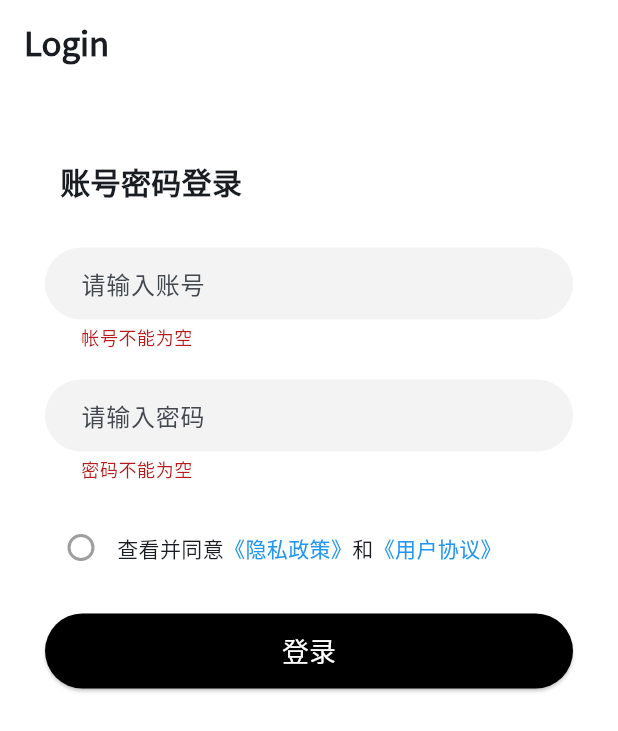
After one commit to Amadeus-Crs/Seronium, a Flutter app: the LoginScreen screen opened by its route, after a tap on "登录", on a phone screen of 412 x 824 dp. The commit adds this screen. Shown: the top 731 px of the screen. Run offline on Flutter 3.47's test engine with Material 3 defaults, Android fonts, the phone set to English and light mode, and no system bars; our stand-ins replace dio, flutter_riverpod, go_router, google_fonts.

Commit message:
loginpage

```diff
--- /dev/null
+++ b/lib/pages/Login/index.dart
@@ -0,0 +1,185 @@
+import 'package:flutter/material.dart';
+import 'package:flutter/gestures.dart';
+import 'package:go_router/go_router.dart';
+import 'package:seronium_flutter/utils/SQLInjectionPattern.dart';
+import 'package:seronium_flutter/utils/ToastUtils.dart';
+
+class LoginScreen extends StatefulWidget {
+  LoginScreen({Key? key}) : super(key: key);
+
+  @override
+  _LoginScreenState createState() => _LoginScreenState();
+}
+
+class _LoginScreenState extends State<LoginScreen> {
+  TextEditingController _accountController = TextEditingController();
+  TextEditingController _passwordController = TextEditingController();
+  Widget _buildAccountTextField() {
+    return TextFormField(
+      validator: (value){
+        if(value==null||value.isEmpty){
+          return "帐号不能为空";
+        }
+        if(!isSafeInput(value)){
+        return " 不要尝试SQL注入";
+        }
+        return null;
+
+      },
+
+      controller: _accountController,
+      decoration: InputDecoration(
+        contentPadding: EdgeInsets.only(left: 20),
+        hintText: "请输入账号",
+        fillColor: const Color.fromRGBO(243, 243, 243, 1),
+        filled: true,
+        border: OutlineInputBorder(
+          borderSide: BorderSide.none,
+          borderRadius: BorderRadius.circular(25),
+        ),
+      ),
+    );
+  }
+
+
+  Widget _buildPasswordTextField() {
+    return TextFormField(
+      validator: (value){
+        if(value==null||value.isEmpty){
+          return "密码不能为空";
+        }
+        if(!RegExp(r"^[a-zA-Z0-9_@#\$%\^&\+=]{6,20}$").hasMatch(value)){
+          return "密码必须是6-20位的字母、数字或特殊字符";
+        }
+        return null;
+      },
+      controller: _passwordController,
+      obscureText: true,
+      decoration: InputDecoration(
+        contentPadding: EdgeInsets.only(left: 20),
+        hintText: "请输入密码",
+        fillColor: const Color.fromRGBO(243, 243, 243, 1),
+        filled: true,
+        border: OutlineInputBorder(
+          borderSide: BorderSide.none,
+          borderRadius: BorderRadius.circular(25),
+        ),
+      ),
+    );
+  }
+
+  Widget _buildLoginButton() {
+    return SizedBox(
+      width: double.infinity,
+      height: 50,
+      child: ElevatedButton(
+        onPressed: () {
+          if (_formKey.currentState!.validate()) {
+            if(_isChecked){
+              context.go('/home');
+            }else{
+              ToastUtils.showToast(context,"请同意隐私政策和用户协议");
+            }
+          }
+        },
+        style: ElevatedButton.styleFrom(
+          backgroundColor: Colors.black,
+          shape: RoundedRectangleBorder(
+            borderRadius: BorderRadius.circular(25),
+          ),
+        ),
+        child: Text("登录", style: TextStyle(fontSize: 18, color: Colors.white)),
+      ),
+    );
+  }
+
+  bool _isChecked = false;
+  Widget _buildCheckbox() {
+    return Row(
+      children: [
+        Checkbox(
+          value: _isChecked,
+          activeColor: Colors.black,
+          checkColor: Colors.white,
+          onChanged: (bool? value) {
+            _isChecked = value ?? false;
+            setState(() {});
+          },
+          shape: RoundedRectangleBorder(
+            borderRadius: BorderRadius.circular(10),
+          ),
+          side: BorderSide(color: Colors.grey, width: 2.0),
+        ),
+        Text.rich(
+          TextSpan(
+            children: [
+              TextSpan(text: "查看并同意"),
+              TextSpan(
+                text: "《隐私政策》",
+                style: TextStyle(color: Colors.blue),
+                recognizer: TapGestureRecognizer()..onTap = () {
+                  context.go('/joke');
+                },
+              ),
+
+              TextSpan(text: "和"),
+              TextSpan(
+                text: "《用户协议》",
+                style: TextStyle(color: Colors.blue),
+                recognizer: TapGestureRecognizer()..onTap = () {
+                  context.go('/joke');
+                },
+              ),
+            ],
+          ),
+        ),
+      ],
+    );
+  }
+
+  Widget _buildHeader() {
+    return Row(
+      children: [
+        Padding(
+          padding: EdgeInsets.only(left: 10),
+          child: Text(
+            "账号密码登录",
+            style: TextStyle(fontSize: 20, fontWeight: FontWeight.bold),
+          ),
+        ),
+      ],
+    );
+  }
+
+final GlobalKey<FormState> _formKey = GlobalKey<FormState>();
+  @override
+  Widget build(BuildContext context) {
+    return Scaffold(
+      appBar: AppBar(
+        title: Text("Login", style: TextStyle(fontWeight: FontWeight.bold)),
+        backgroundColor: Colors.white,
+      ),
+      body: Form(
+        key: _formKey,
+        child: Container(
+          padding: EdgeInsets.all(30),
+          color: Colors.white,
+          child: Column(
+            children: [
+              SizedBox(height: 20),
+              _buildHeader(),
+              SizedBox(height: 30),
+              _buildAccountTextField(),
+              SizedBox(height: 20),
+              _buildPasswordTextField(),
+              SizedBox(height: 20),
+              _buildCheckbox(),
+              SizedBox(height: 20),
+              _buildLoginButton(),
+            ],
+          ),
+        ),
+      ),
+    );
+  }
+}
```
Also changed, not shown: lib/constants/index.dart (added, +17 -0 lines), lib/routes/index.dart (+10 -5 lines), lib/utils/ApiService.dart (added, +13 -0 lines), lib/utils/SQLInjectionPattern.dart (added, +7 -0 lines), lib/utils/ToastUtils.dart (added, +29 -0 lines).
